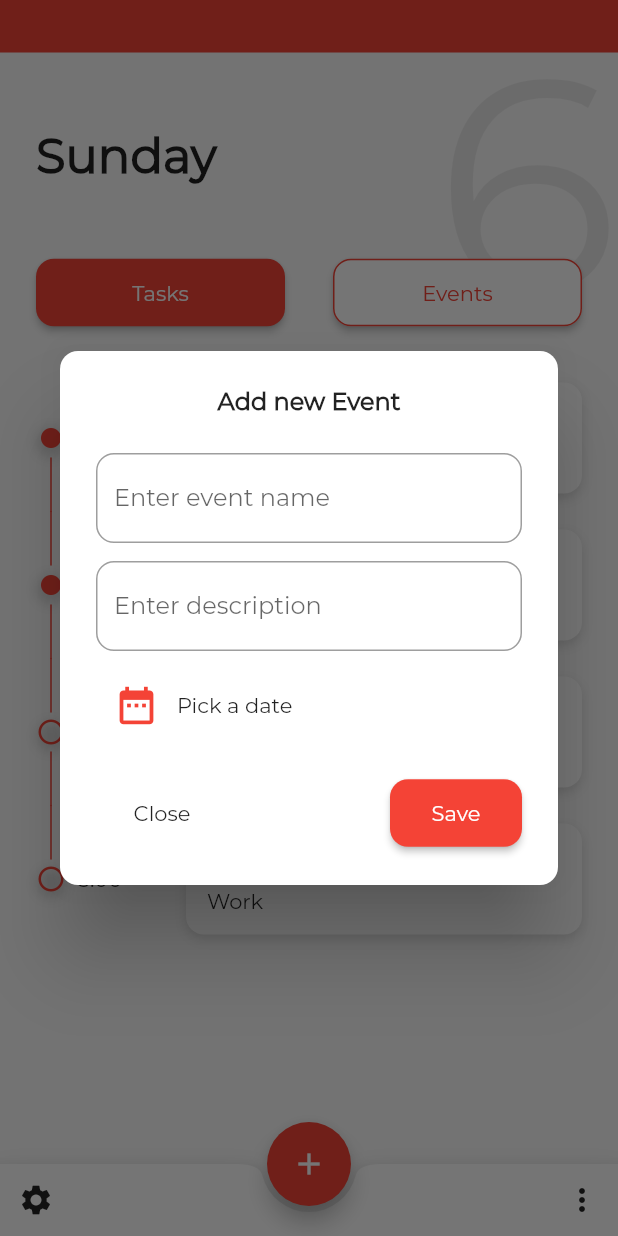
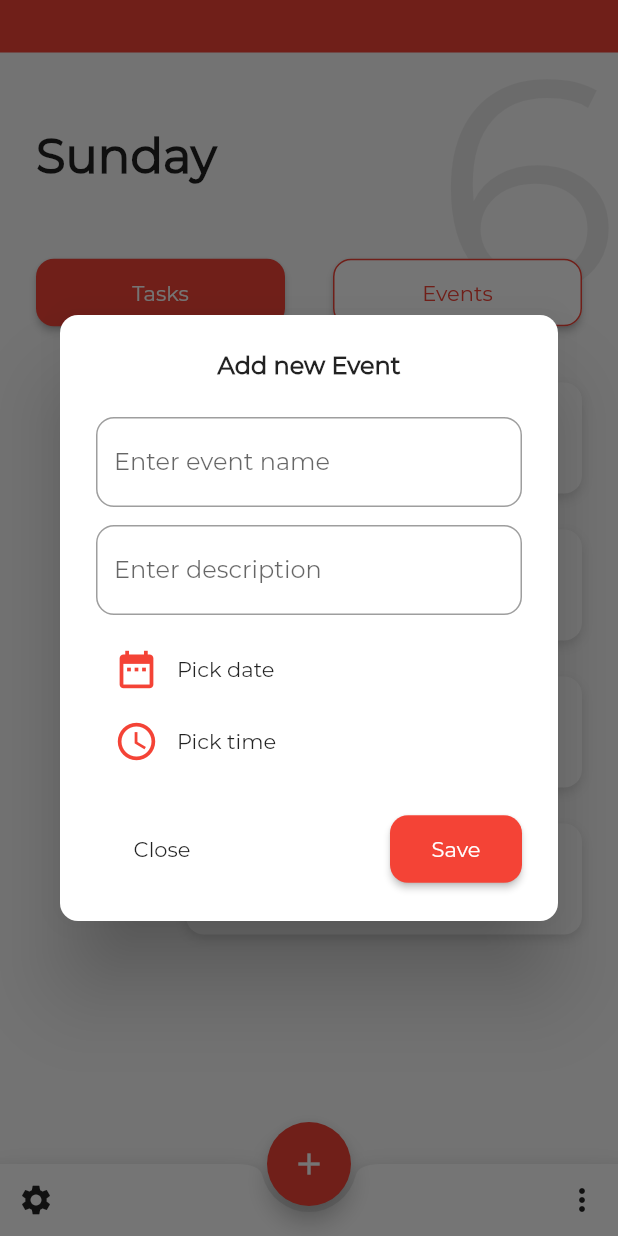
Before and after one commit to MohitP197-zz/Flutter-Task-Management-Laravel-API, a Flutter app: the screen it shows after launch, after a tap on the "add" icon, on a phone screen of 412 x 824 dp. Run offline on Flutter 3.47's test engine with Material 2 defaults, Android fonts, the phone set to English and light mode, and no system bars.

Commit message:
Added time picker

```diff
--- a/lib/pages/event/add_event_page.dart
+++ b/lib/pages/event/add_event_page.dart
@@ -8,12 +8,32 @@ class AddEventPage extends StatefulWidget {
 }
 
 class _AddEventPageState extends State<AddEventPage> {
+
+  String _selectedDate = 'Pick date';
+  String _selectedTime = 'Pick time';
+
   Future _pickDate() async {
     DateTime datepick = await showDatePicker(
         context: context,
         initialDate: new DateTime.now(),
         firstDate: new DateTime.now().add(Duration(days: -365)),
         lastDate: new DateTime.now().add(Duration(days: 365)));
+
+        if(datepick != null) setState(() {
+         _selectedDate = datepick.toString();
+        });
+  }
+
+  Future _pickTime() async{
+    TimeOfDay timepick = await showTimePicker(
+      context: context,
+      initialTime: new TimeOfDay.now()
+    );
+    if(timepick != null){
+      setState(() {
+       _selectedTime = timepick.toString();
+      });
+    }
   }
 
   @override
@@ -39,31 +59,36 @@ class _AddEventPageState extends State<AddEventPage> {
           SizedBox(
             height: 12,
           ),
-          FlatButton(
+          _dateTimePicker(Icons.date_range, _pickDate, _selectedDate),
+          _dateTimePicker(Icons.access_time, _pickTime, _selectedTime),
+          SizedBox(
+            height: 24,
+          ),
+          _actionButton(context)
+        ],
+      ),
+    );
+  }
+
+  Widget _dateTimePicker(IconData icon, VoidCallback onPressed, String value) {
+    return FlatButton(
           padding: EdgeInsets.zero,
-            onPressed: _pickDate,
+          onPressed: onPressed,
           child: Padding(
             padding: const EdgeInsets.only(left: 12.0),
             child: Row(
               children: <Widget>[
-                  Icon(Icons.date_range,
+                Icon(icon,
                     color: Theme.of(context).accentColor, size: 30),
                 SizedBox(
                   width: 12,
                 ),
                 Text(
-                    "Pick a date",
+                 value,
                   style: TextStyle(fontSize: 14),
                 )
               ],
             ),
-            ),
-          ),
-          SizedBox(
-            height: 24,
-          ),
-          _actionButton(context)
-        ],
           ),
         );
   }
```
Lines whose indentation alone changed are shown as unchanged.
